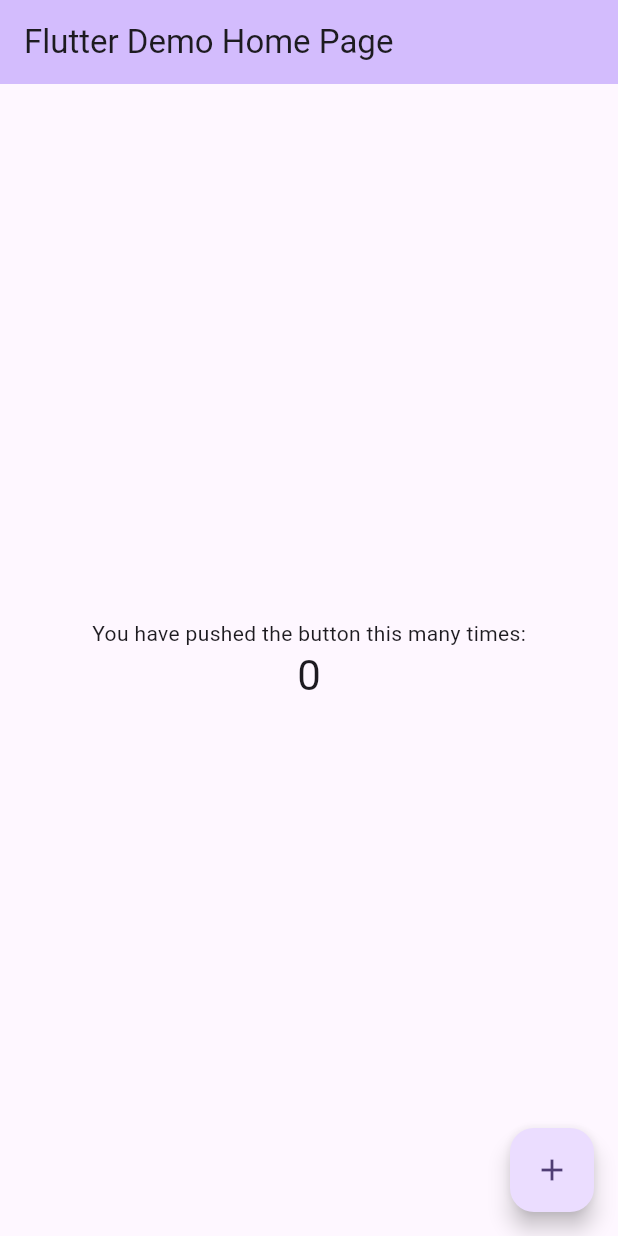
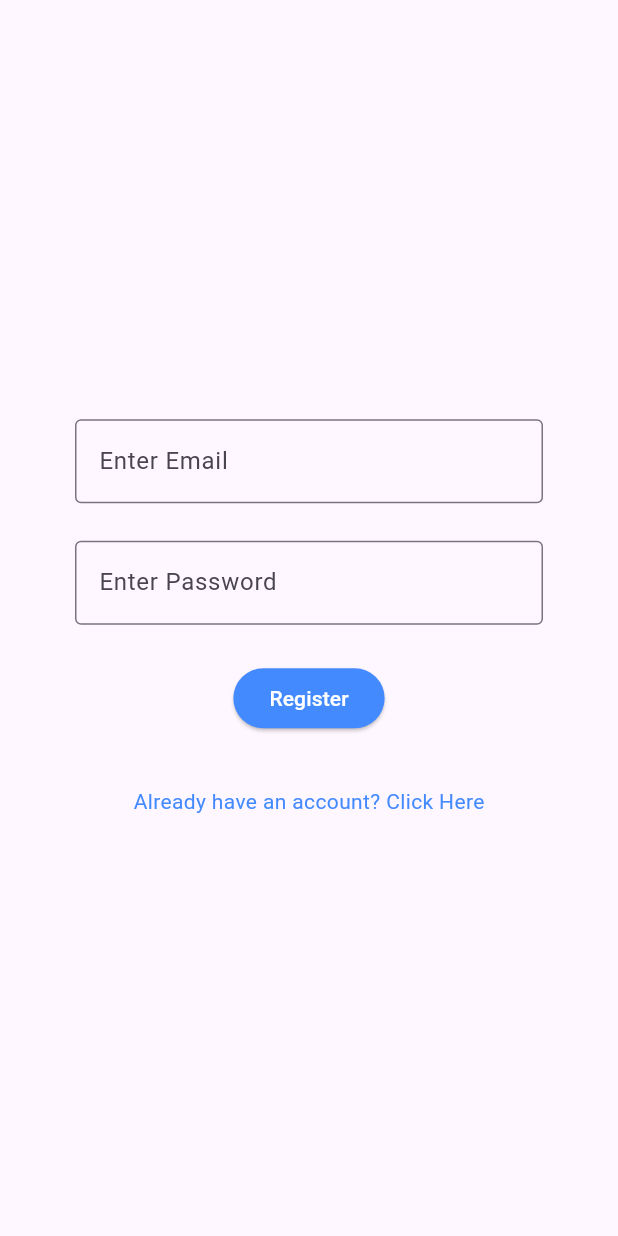
Before and after one commit to jamydevelop/Notes-App-Firebase-ProgrammingKnowledge, a Flutter app: the screen it shows after launch, on a phone screen of 412 x 824 dp. Run offline on Flutter 3.47's test engine with Material 3 defaults, Android fonts, the phone set to English and light mode, and no system bars; our stand-ins replace firebase_core; accounts and stored records are empty.

```diff
--- a/notes_app/lib/main.dart
+++ b/notes_app/lib/main.dart
@@ -1,6 +1,7 @@
 import 'package:firebase_core/firebase_core.dart';
 import 'package:flutter/material.dart';
 import 'package:notes_app/firebase_options.dart';
+import 'package:notes_app/register.dart';
 
 void main() async {
 
@@ -15,117 +16,13 @@ void main() async {
 
 class MyApp extends StatelessWidget {
   const MyApp({super.key});
-  //test commit
-  // This widget is the root of your application.
+
   @override
   Widget build(BuildContext context) {
     return MaterialApp(
-      title: 'Flutter Demo',
-      theme: ThemeData(
-        // This is the theme of your application.
-        //
-        // TRY THIS: Try running your application with "flutter run". You'll see
-        // the application has a purple toolbar. Then, without quitting the app,
-        // try changing the seedColor in the colorScheme below to Colors.green
-        // and then invoke "hot reload" (save your changes or press the "hot
-        // reload" button in a Flutter-supported IDE, or press "r" if you used
-        // the command line to start the app).
-        //
-        // Notice that the counter didn't reset back to zero; the application
-        // state is not lost during the reload. To reset the state, use hot
-        // restart instead.
-        //
-        // This works for code too, not just values: Most code changes can be
-        // tested with just a hot reload.
-        colorScheme: ColorScheme.fromSeed(seedColor: Colors.deepPurple),
-      ),
-      home: const MyHomePage(title: 'Flutter Demo Home Page'),
+      debugShowCheckedModeBanner: false,
+      title: 'Notes App',
+      home: RegisterPage(),
     );
   }
 }
-
-class MyHomePage extends StatefulWidget {
-  const MyHomePage({super.key, required this.title});
-
-  // This widget is the home page of your application. It is stateful, meaning
-  // that it has a State object (defined below) that contains fields that affect
-  // how it looks.
-
-  // This class is the configuration for the state. It holds the values (in this
-  // case the title) provided by the parent (in this case the App widget) and
-  // used by the build method of the State. Fields in a Widget subclass are
-  // always marked "final".
-
-  final String title;
-
-  @override
-  State<MyHomePage> createState() => _MyHomePageState();
-}
-
-class _MyHomePageState extends State<MyHomePage> {
-  int _counter = 0;
-
-  void _incrementCounter() {
-    setState(() {
-      // This call to setState tells the Flutter framework that something has
-      // changed in this State, which causes it to rerun the build method below
-      // so that the display can reflect the updated values. If we changed
-      // _counter without calling setState(), then the build method would not be
-      // called again, and so nothing would appear to happen.
-      _counter++;
-    });
-  }
-
-  @override
-  Widget build(BuildContext context) {
-    // This method is rerun every time setState is called, for instance as done
-    // by the _incrementCounter method above.
-    //
-    // The Flutter framework has been optimized to make rerunning build methods
-    // fast, so that you can just rebuild anything that needs updating rather
-    // than having to individually change instances of widgets.
-    return Scaffold(
-      appBar: AppBar(
-        // TRY THIS: Try changing the color here to a specific color (to
-        // Colors.amber, perhaps?) and trigger a hot reload to see the AppBar
-        // change color while the other colors stay the same.
-        backgroundColor: Theme.of(context).colorScheme.inversePrimary,
-        // Here we take the value from the MyHomePage object that was created by
-        // the App.build method, and use it to set our appbar title.
-        title: Text(widget.title),
-      ),
-      body: Center(
-        // Center is a layout widget. It takes a single child and positions it
-        // in the middle of the parent.
-        child: Column(
-          // Column is also a layout widget. It takes a list of children and
-          // arranges them vertically. By default, it sizes itself to fit its
-          // children horizontally, and tries to be as tall as its parent.
-          //
-          // Column has various properties to control how it sizes itself and
-          // how it positions its children. Here we use mainAxisAlignment to
-          // center the children vertically; the main axis here is the vertical
-          // axis because Columns are vertical (the cross axis would be
-          // horizontal).
-          //
-          // TRY THIS: Invoke "debug painting" (choose the "Toggle Debug Paint"
-          // action in the IDE, or press "p" in the console), to see the
-          // wireframe for each widget.
-          mainAxisAlignment: MainAxisAlignment.center,
-          children: <Widget>[
-            const Text('You have pushed the button this many times:'),
-            Text(
-              '$_counter',
-              style: Theme.of(context).textTheme.headlineMedium,
-            ),
-          ],
-        ),
-      ),
-      floatingActionButton: FloatingActionButton(
-        onPressed: _incrementCounter,
-        tooltip: 'Increment',
-        child: const Icon(Icons.add),
-      ), // This trailing comma makes auto-formatting nicer for build methods.
-    );
-  }
-}
--- /dev/null
+++ b/notes_app/lib/register.dart
@@ -0,0 +1,62 @@
+import 'package:flutter/material.dart';
+
+class RegisterPage extends StatelessWidget {
+  RegisterPage({super.key});
+
+  final emailController = TextEditingController();
+  final passwordController = TextEditingController();
+
+  @override
+  Widget build(BuildContext context) {
+    return Scaffold(
+      body: Padding(
+        padding: const EdgeInsets.all(50.0),
+        child: Column(
+          mainAxisAlignment: MainAxisAlignment.center,
+          children: [
+            TextField(
+              controller: emailController,
+              decoration: InputDecoration(
+                border: OutlineInputBorder(),
+                labelText: 'Enter Email'
+              ),
+            ),
+            SizedBox(height: 25),
+            TextField(
+              controller: passwordController,
+              decoration: InputDecoration(
+                  border: OutlineInputBorder(),
+                  labelText: 'Enter Password'
+              ),
+            ),
+            SizedBox(height: 25),
+            ElevatedButton(
+                onPressed: () {},
+              style: ElevatedButton.styleFrom(backgroundColor: Colors.blueAccent),
+                child: Text(
+                    'Register',
+                  style: TextStyle(color: Colors.white),
+                ),
+            ),
+            SizedBox(height: 35),
+            InkWell(
+              onTap: () {
+                Navigator.pushReplacement(
+                    context,
+                    MaterialPageRoute(
+                        builder: (context) => RegisterPage())
+                );
+              },
+              child: Text(
+                'Already have an account? Click Here',
+                style: TextStyle(
+                  color: Colors.blueAccent
+                ),
+              ),
+            )
+          ],
+        ),
+      ),
+    );
+  }
+}
--- a/notes_app/pubspec.yaml
+++ b/notes_app/pubspec.yaml
@@ -35,6 +35,7 @@ dependencies:
   # Use with the CupertinoIcons class for iOS style icons.
   cupertino_icons: ^1.0.8
   firebase_core: ^4.0.0
+  firebase_auth: ^6.0.0
 
 dev_dependencies:
   flutter_test:
```
Also changed, not shown: notes_app/lib/home.dart (added), notes_app/lib/login.dart (added), notes_app/pubspec.lock, 1 other file.
